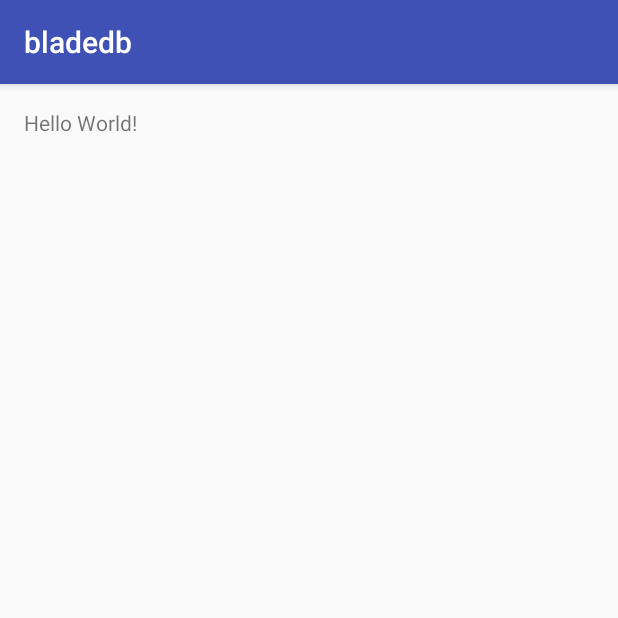
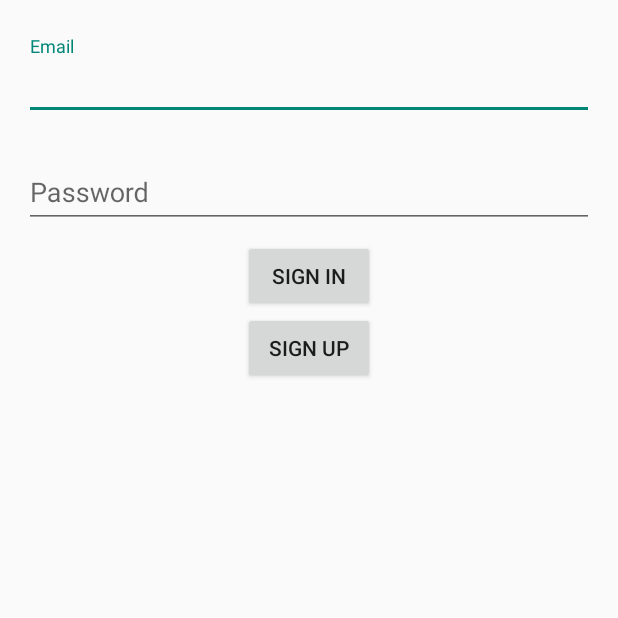
Before and after one commit to jfmxin/bladedb, an Android app: the screen it shows after launch (MainActivity before the commit, LoginActivity after it), on a phone screen of 412 x 824 dp, the top half of it. Run offline under Robolectric (Android 15) with nearby library versions, the phone set to English and light mode, and no system bars; our stand-ins replace ButterKnife, Dagger/Hilt's generated code, Firebase (no records; nobody signed in at launch, a user with empty details on screens opened directly), Timber; 2 statements that could not run were skipped.

Commit message:
Simple Firebase sign up, sign in, sign out.

```diff
--- a/app/src/main/java/com/xin/bladedb/AppModule.java
+++ b/app/src/main/java/com/xin/bladedb/AppModule.java
@@ -14,9 +14,14 @@ import dagger.Provides;
 public class AppModule {
 
     Application application;
+
+    AppModule(Application application) {
+        this.application = application;
+    }
+
     @Singleton
     @Provides
-    Application providesMainApplication( Application application ){
+    Application providesMainApplication() {
         return application;
     }
 }
--- /dev/null
+++ b/app/src/main/java/com/xin/bladedb/FireBaseComponent.java
@@ -0,0 +1,22 @@
+package com.xin.bladedb;
+
+import com.xin.bladedb.login.LoginActivity;
+import com.xin.bladedb.signup.SignUpActivity;
+
+import javax.inject.Singleton;
+
+import dagger.Component;
+
+/**
+ * Created by Xin on 7/4/2016.
+ */
+
+@Singleton
+@Component(modules = {
+        FireBaseModule.class,
+        AppModule.class
+})
+public interface FireBaseComponent {
+    void inject(LoginActivity loginActivity);
+    void inject(SignUpActivity signUpActivity);
+}
--- a/app/src/main/java/com/xin/bladedb/LoginModule.java
+++ b/app/src/main/java/com/xin/bladedb/FireBaseModule.java
@@ -7,13 +7,15 @@ import com.google.firebase.auth.FirebaseUser;
 
 import javax.inject.Singleton;
 
+import dagger.Module;
 import dagger.Provides;
 import timber.log.Timber;
 
 /**
  * Created by Xin on 7/4/2016.
  */
-public class LoginModule {
+@Module
+public class FireBaseModule {
 
     @Provides
     @Singleton
--- a/app/src/main/java/com/xin/bladedb/MainApplication.java
+++ b/app/src/main/java/com/xin/bladedb/MainApplication.java
@@ -1,14 +1,25 @@
 package com.xin.bladedb;
 
 import android.app.Application;
-import android.content.res.Configuration;
+
+import timber.log.Timber;
 
 /**
  * Created by Xin on 7/4/2016.
  */
 public class MainApplication extends Application{
+    FireBaseComponent fireBaseComponent;
+
     @Override
     public void onCreate() {
         super.onCreate();
+        Timber.plant(new Timber.DebugTree());
+        fireBaseComponent = DaggerFireBaseComponent.builder()
+                .appModule( new AppModule(this))
+                .build();
+    }
+
+    public FireBaseComponent getFireBaseComponent() {
+        return fireBaseComponent;
     }
 }
--- /dev/null
+++ b/app/src/main/java/com/xin/bladedb/login/LoginActivity.java
@@ -0,0 +1,139 @@
+package com.xin.bladedb.login;
+
+import android.content.Intent;
+import android.os.Bundle;
+import android.support.annotation.NonNull;
+import android.support.v7.app.AppCompatActivity;
+import android.text.method.PasswordTransformationMethod;
+import android.widget.Button;
+import android.widget.EditText;
+import android.widget.Toast;
+
+import com.google.android.gms.tasks.OnCompleteListener;
+import com.google.android.gms.tasks.Task;
+import com.google.firebase.auth.AuthResult;
+import com.google.firebase.auth.FirebaseAuth;
+import com.xin.bladedb.MainActivity;
+import com.xin.bladedb.MainApplication;
+import com.xin.bladedb.R;
+import com.xin.bladedb.signup.SignUpActivity;
+
+import javax.inject.Inject;
+
+import butterknife.BindView;
+import butterknife.ButterKnife;
+import butterknife.OnClick;
+import timber.log.Timber;
+
+public class LoginActivity extends AppCompatActivity implements LoginView {
+
+    @BindView(R.id.input_email)
+    EditText emailField;
+
+    @BindView(R.id.input_password)
+    EditText passwordField;
+
+    @BindView(R.id.sign_in)
+    Button signInButton;
+
+    @BindView(R.id.sign_up)
+    Button googleSignInButton;
+
+    @Inject
+    FirebaseAuth firebaseAuth;
+
+    @Inject
+    FirebaseAuth.AuthStateListener firebaseListener;
+
+    @Inject
+    LoginPresenter loginPresenter;
+
+    @Override
+    protected void onCreate(Bundle savedInstanceState) {
+        super.onCreate(savedInstanceState);
+        setContentView(R.layout.activity_login);
+        ButterKnife.bind(this);
+        passwordField.setTransformationMethod(new PasswordTransformationMethod());
+        ((MainApplication) getApplication()).getFireBaseComponent().inject(this);
+    }
+
+    @Override
+    protected void onStart() {
+        super.onStart();
+        firebaseAuth.addAuthStateListener(firebaseListener);
+    }
+
+    @Override
+    protected void onStop() {
+        super.onStop();
+        if (firebaseListener != null) {
+            firebaseAuth.removeAuthStateListener(firebaseListener);
+        }
+    }
+
+    @Override
+    public void hideProgress() {
+
+    }
+
+    @Override
+    public void showProgress() {
+
+    }
+
+    @Override
+    public void showErrorMessage(String message) {
+
+    }
+
+    @OnClick(R.id.sign_in)
+    public void signIn() {
+        final String email = emailField.getText().toString();
+        final String password = passwordField.getText().toString();
+        firebaseAuth.signInWithEmailAndPassword(email, password)
+                .addOnCompleteListener(this, new OnCompleteListener<AuthResult>() {
+                    @Override
+                    public void onComplete(@NonNull Task<AuthResult> task) {
+                        Timber.d("Signed in with Email: %s", task.isSuccessful());
+
+                        // If sign in fails, display a message to the user. If sign in succeeds
+                        // the auth state listener will be notified and logic to handle the
+                        // signed in user can be handled in the listener.
+                        if (!task.isSuccessful()) {
+                            Toast.makeText(LoginActivity.this, "Authentication failed.", Toast.LENGTH_SHORT).show();
+                        } else {
+                            continueToMainActivity();
+                        }
+                    }
+                });
+    }
+
+    @OnClick(R.id.sign_up)
+    public void signUp() {
+        Intent intent = new Intent(this, SignUpActivity.class);
+        startActivityForResult(intent, SignUpActivity.SIGN_UP);
+    }
+
+    public void continueToMainActivity() {
+        Intent intent = new Intent(this, MainActivity.class);
+        startActivity(intent);
+        finish();
+    }
+
+    @Override
+    protected void onActivityResult(int requestCode, int resultCode, Intent data) {
+        super.onActivityResult(requestCode, resultCode, data);
+        Timber.d("Activity Result.");
+        switch (requestCode) {
+            case SignUpActivity.SIGN_UP:
+                Timber.d("Passing data through");
+                if (resultCode == RESULT_OK) {
+                    emailField.setText(data.getStringExtra("email"));
+                    passwordField.setText(data.getStringExtra("password"));
+                }
+                break;
+            default:
+                break;
+        }
+    }
+}
--- /dev/null
+++ b/app/src/main/java/com/xin/bladedb/login/LoginPresenter.java
@@ -0,0 +1,22 @@
+package com.xin.bladedb.login;
+
+import javax.inject.Inject;
+
+/**
+ * Created by Xin on 7/4/2016.
+ */
+public class LoginPresenter {
+
+    @Inject
+    public LoginPresenter(){
+
+    }
+
+    public void setView(LoginView loginView){
+
+    }
+
+    public void login(String username, String password){
+
+    }
+}
--- /dev/null
+++ b/app/src/main/java/com/xin/bladedb/login/LoginView.java
@@ -0,0 +1,10 @@
+package com.xin.bladedb.login;
+
+/**
+ * Created by Xin on 7/4/2016.
+ */
+public interface LoginView {
+    void hideProgress();
+    void showProgress();
+    void showErrorMessage(String message);
+}
--- /dev/null
+++ b/app/src/main/res/layout/activity_login.xml
@@ -0,0 +1,53 @@
+<?xml version="1.0" encoding="utf-8"?>
+<LinearLayout xmlns:android="http://schemas.android.com/apk/res/android"
+    xmlns:tools="http://schemas.android.com/tools"
+    android:layout_width="match_parent"
+    android:layout_height="match_parent"
+    android:gravity="center_horizontal"
+    android:orientation="vertical"
+    android:paddingBottom="@dimen/activity_vertical_margin"
+    android:paddingLeft="@dimen/activity_horizontal_margin"
+    android:paddingRight="@dimen/activity_horizontal_margin"
+    android:paddingTop="@dimen/activity_vertical_margin"
+    tools:context=".login.LoginActivity">
+    <!-- Email Label -->
+    <android.support.design.widget.TextInputLayout
+        android:layout_width="match_parent"
+        android:layout_height="wrap_content"
+        android:layout_marginBottom="8dp"
+        android:layout_marginTop="8dp">
+
+        <EditText
+            android:id="@+id/input_email"
+            android:layout_width="match_parent"
+            android:layout_height="wrap_content"
+            android:hint="Email"
+            android:inputType="textEmailAddress" />
+    </android.support.design.widget.TextInputLayout>
+
+    <!-- Password Label -->
+    <android.support.design.widget.TextInputLayout
+        android:layout_width="match_parent"
+        android:layout_height="wrap_content"
+        android:layout_marginBottom="8dp"
+        android:layout_marginTop="8dp">
+
+        <EditText
+            android:id="@+id/input_password"
+            android:layout_width="match_parent"
+            android:layout_height="wrap_content"
+            android:hint="Password" />
+    </android.support.design.widget.TextInputLayout>
+
+    <Button
+        android:text="Sign In"
+        android:id="@+id/sign_in"
+        android:layout_width="wrap_content"
+        android:layout_height="wrap_content" />
+
+    <Button
+        android:text="Sign Up"
+        android:id="@+id/sign_up"
+        android:layout_width="wrap_content"
+        android:layout_height="wrap_content" />
+</LinearLayout>
--- a/app/src/main/res/layout/activity_main.xml
+++ b/app/src/main/res/layout/activity_main.xml
@@ -1,17 +1,18 @@
 <?xml version="1.0" encoding="utf-8"?>
-<RelativeLayout
-    xmlns:android="http://schemas.android.com/apk/res/android"
+<RelativeLayout xmlns:android="http://schemas.android.com/apk/res/android"
     xmlns:tools="http://schemas.android.com/tools"
     android:layout_width="match_parent"
     android:layout_height="match_parent"
+    android:paddingBottom="@dimen/activity_vertical_margin"
     android:paddingLeft="@dimen/activity_horizontal_margin"
     android:paddingRight="@dimen/activity_horizontal_margin"
     android:paddingTop="@dimen/activity_vertical_margin"
-    android:paddingBottom="@dimen/activity_vertical_margin"
     tools:context="com.xin.bladedb.MainActivity">
 
-    <TextView
-        android:text="Hello World!"
+    <Button
+        android:id="@+id/sign_out_button"
         android:layout_width="wrap_content"
-        android:layout_height="wrap_content" />
+        android:layout_height="wrap_content"
+        android:layout_centerInParent="true"
+        android:text="Sign Out" />
 </RelativeLayout>
```
Also changed, not shown: app/src/main/AndroidManifest.xml (+13 -4 lines), app/src/main/java/com/xin/bladedb/LoginComponent.java (deleted, +0 -14 lines), app/src/main/java/com/xin/bladedb/MainActivity.java (+20 -1 lines), app/src/main/java/com/xin/bladedb/signup/SignUpPresenter.java (added, +22 -0 lines), app/src/main/java/com/xin/bladedb/signup/SignUpView.java (added, +10 -0 lines), app/src/main/java/com/xin/bladedb/signup/SignupActivity.java (added, +118 -0 lines), app/src/main/res/layout/activity_signup.xml (added, +52 -0 lines).
